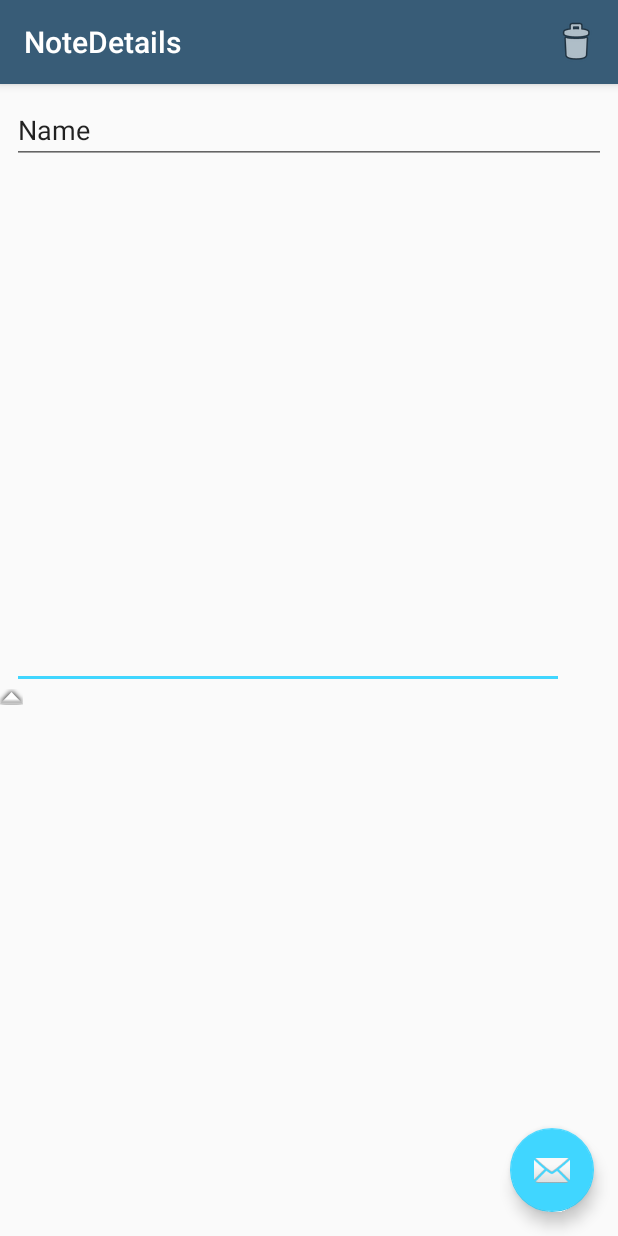
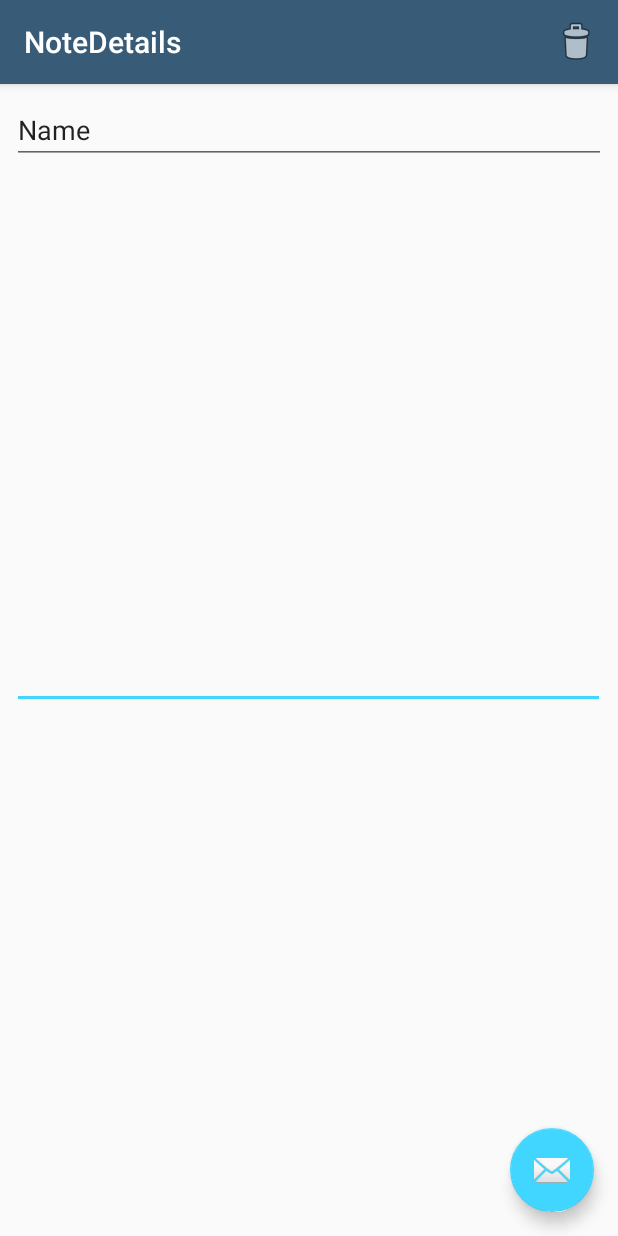
Before and after one commit to josephlosee/C196Practical, an Android app: the NoteDetails screen opened directly, with no data from a screen before it, on a phone screen of 412 x 824 dp. Run offline under Robolectric (Android 15) with nearby library versions, the phone set to English and light mode, and no system bars.

Commit message:
Labor day Success! image grid works
TODO: make an image view activity that is called on tapping the image,
which can then be deleted.

Todo: notifications

```diff
--- a/app/src/main/java/edu/jlosee/c196practical/NoteListActivity.java
+++ b/app/src/main/java/edu/jlosee/c196practical/NoteListActivity.java
@@ -77,7 +77,7 @@ public class NoteListActivity extends AppCompatActivity {
                 Intent selectedItemIntent = new Intent(NoteListActivity.this, NoteDetails.class);
                 selectedItemIntent.putExtra(NOTE_ID, id);
                 selectedItemIntent.putExtra(TermDetailsActivity.COURSE_ID, courseID);
-                //Todo: flag for assessment notes
+                selectedItemIntent.putExtra(NoteDetails.BOOL_ISCOURSENOTE, true);
                 startActivity(selectedItemIntent);
             }
         });
--- a/app/src/main/java/edu/jlosee/c196practical/ViewCourseActivity.java
+++ b/app/src/main/java/edu/jlosee/c196practical/ViewCourseActivity.java
@@ -52,11 +52,11 @@ public class ViewCourseActivity extends AppCompatActivity {
                 etDesc = (EditText)findViewById(R.id.etDescription);
 
                 etCode.setText(courseCode);
-                etCode.setEnabled(false);
+                //etCode.setEnabled(false);
                 etTitle.setText(courseTitle);
-                etTitle.setEnabled(false);
+                //etTitle.setEnabled(false);
                 etDesc.setText(courseDescription);
-                etDesc.setEnabled(false);
+                //etDesc.setEnabled(false);
             }
 
             String[]joinArgs = {String.valueOf(courseID)};
--- a/app/src/main/res/layout/content_note_details.xml
+++ b/app/src/main/res/layout/content_note_details.xml
@@ -8,33 +8,48 @@
     tools:context="edu.jlosee.c196practical.NoteDetails"
     tools:showIn="@layout/activity_note_details">
 
-    <ImageView
-        android:id="@+id/imageView2"
-        android:layout_width="wrap_content"
-        android:layout_height="wrap_content"
-        app:srcCompat="@android:drawable/arrow_up_float"
+    <GridView
+        android:id="@+id/noteImages"
+        android:layout_width="match_parent"
+        android:layout_height="160dp"
+        android:layout_marginBottom="8dp"
+        android:layout_marginHorizontal="5dp"
+        android:layout_marginLeft="8dp"
+        android:layout_marginRight="8dp"
+        android:layout_marginStart="8dp"
+        android:layout_marginTop="8dp"
+        android:layout_marginVertical="15dp"
+
+        android:alwaysDrawnWithCache="true"
+        android:clipToPadding="true"
+        android:drawingCacheQuality="auto"
+        android:gravity="top|start"
+        android:horizontalSpacing="10dp"
+        android:numColumns="4"
+        android:padding="5dp"
+        android:paddingHorizontal="5dp"
+        android:paddingVertical="15dp"
+        android:persistentDrawingCache="scrolling"
+        android:scrollingCache="true"
+        android:verticalSpacing="10dp"
+        android:visibility="visible"
+        app:layout_constraintBottom_toBottomOf="parent"
         app:layout_constraintLeft_toLeftOf="parent"
+        app:layout_constraintRight_toRightOf="parent"
         app:layout_constraintTop_toBottomOf="@+id/etNoteContent" />
 
-    <GridView
-        android:id="@+id/noteImages"
-        android:layout_width="368dp"
-        android:layout_height="wrap_content"
-        android:layout_marginTop="8dp"
-        app:layout_constraintLeft_toLeftOf="parent"
-        app:layout_constraintTop_toBottomOf="@+id/etNoteContent" />
 
     <EditText
         android:id="@+id/etNoteContent"
-        android:layout_width="368dp"
+        android:layout_width="395dp"
         android:layout_height="363dp"
+        android:layout_marginLeft="8dp"
+        android:layout_marginStart="8dp"
         android:ems="10"
+        android:gravity="top"
         android:inputType="textMultiLine"
-        android:layout_marginTop="-13dp"
-        app:layout_constraintTop_toBottomOf="@+id/etNoteTitle"
-        android:layout_marginLeft="232dp"
         app:layout_constraintLeft_toLeftOf="parent"
-        android:layout_marginStart="8dp" />
+        app:layout_constraintTop_toBottomOf="@+id/etNoteTitle" />
 
     <EditText
         android:id="@+id/etNoteTitle"
```
Also changed, not shown: app/src/main/java/edu/jlosee/c196practical/ImageAdapter.java (+110 -48 lines), app/src/main/java/edu/jlosee/c196practical/NoteDetails.java (+15 -11 lines), app/src/main/res/layout/content_view_course.xml (+5 -2 lines), 22 other files.
